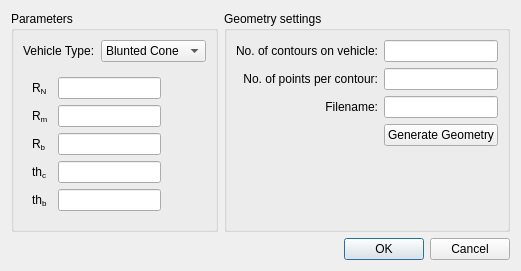
This is sta-src/RAM/parametrizedgeometry.ui in Dwarf-Planet-Project/SpaceDesignTool as Qt 5 draws it before an edit. The edited form follows.
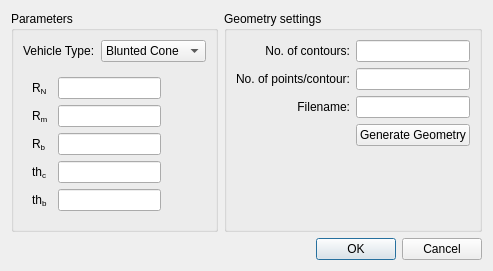
This is the edited form. The open tabs and pages were chosen to show the change. Icons and pictures are not drawn.

Commit message: Patched RAM GUIs

Patch:
```diff
--- a/sta-src/RAM/parametrizedgeometry.ui
+++ b/sta-src/RAM/parametrizedgeometry.ui
@@ -6,7 +6,7 @@
    <rect>
     <x>0</x>
     <y>0</y>
-    <width>490</width>
+    <width>467</width>
     <height>264</height>
    </rect>
   </property>
@@ -507,7 +507,7 @@
         <item row="0" column="0">
          <widget class="QLabel" name="label_20">
           <property name="text">
-           <string>No. of contours on vehicle:</string>
+           <string>No. of contours:</string>
           </property>
           <property name="alignment">
            <set>Qt::AlignRight|Qt::AlignTrailing|Qt::AlignVCenter</set>
@@ -530,7 +530,7 @@
         <item row="1" column="0">
          <widget class="QLabel" name="label_3">
           <property name="text">
-           <string>No. of points per contour:</string>
+           <string>No. of points/contour:</string>
           </property>
           <property name="alignment">
            <set>Qt::AlignRight|Qt::AlignTrailing|Qt::AlignVCenter</set>
```
Left out of the diff: 90 changed lines with no effect on the pictures. The commit also changes 7 other files.
